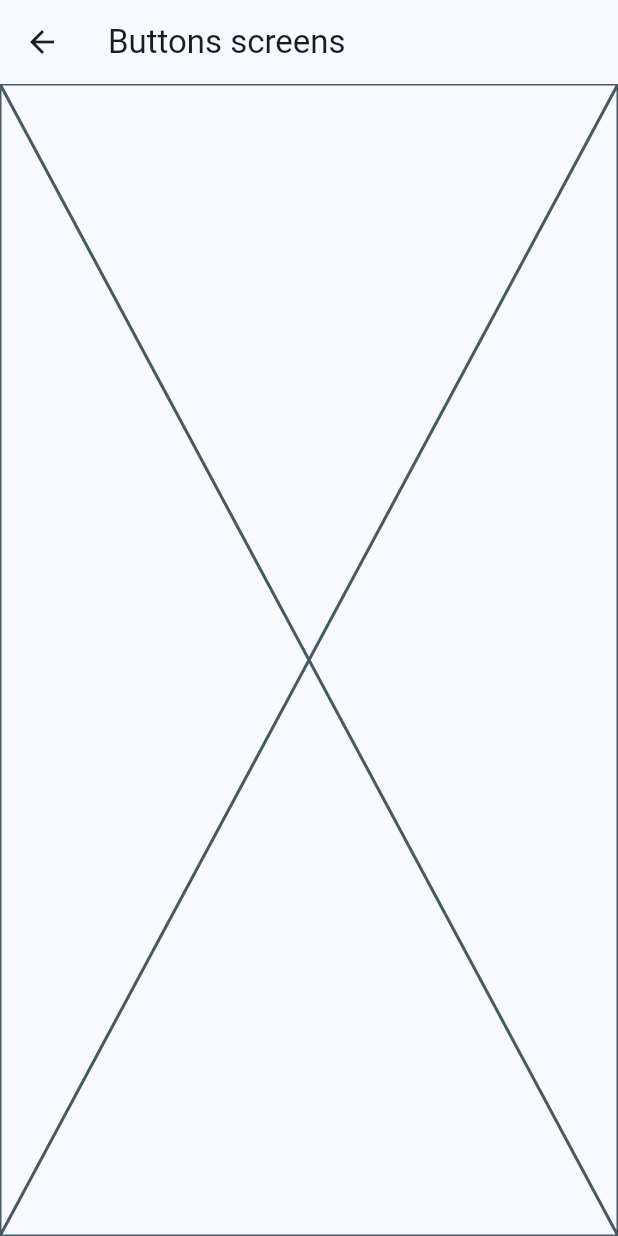
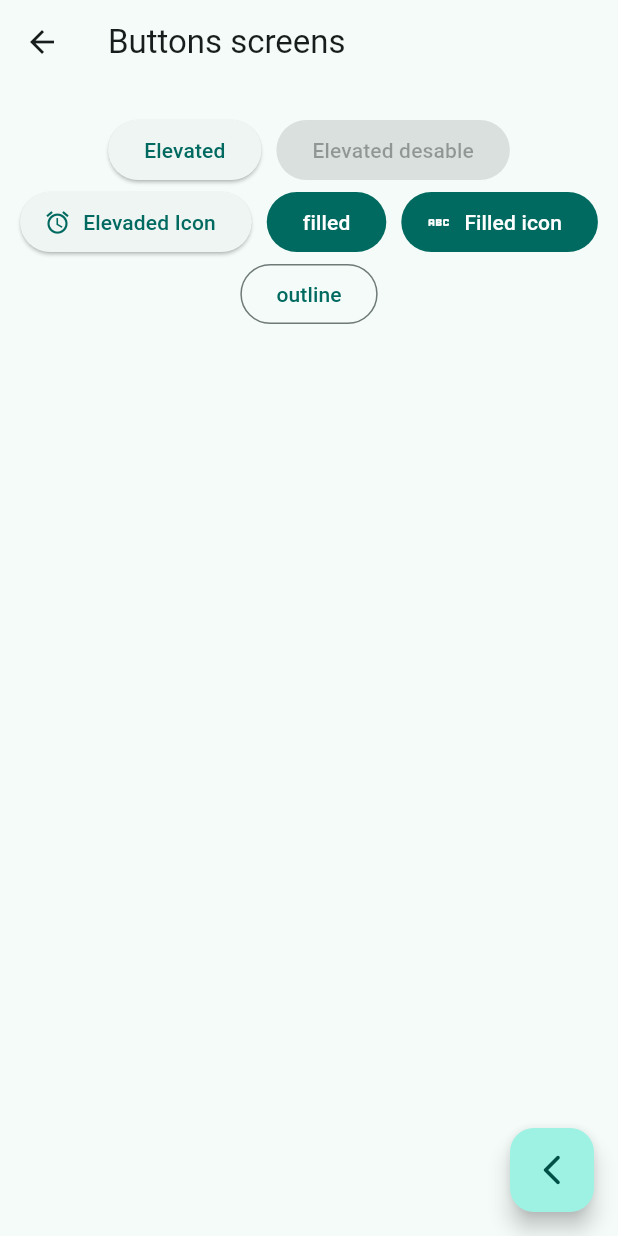
Before and after one commit to javierlobato/widgetapp, a Flutter app: the screen it shows after launch, after a tap on "Botones", on a phone screen of 412 x 824 dp. Run offline on Flutter 3.47's test engine with Material 3 defaults, Android fonts, the phone set to English and light mode, and no system bars; our stand-ins replace go_router.

Commit message:
differents buttons implements

```diff
--- a/lib/main.dart
+++ b/lib/main.dart
@@ -12,7 +12,7 @@ class MyApp extends StatelessWidget {
     return MaterialApp.router(
       routerConfig: appRouter,
       debugShowCheckedModeBanner: false,
-      theme: AppTheme(selectedColor:1).getTheme(),//aqui se le cambia el color al tema
+      theme: AppTheme(selectedColor:4).getTheme(),//aqui se le cambia el color al tema
 
     );
   }
--- a/lib/presentations/screens/buttons/buttons_screens.dart
+++ b/lib/presentations/screens/buttons/buttons_screens.dart
@@ -1,4 +1,5 @@
 import 'package:flutter/material.dart';
+import 'package:go_router/go_router.dart';
 
 class ButtonsScreens extends StatelessWidget {
 
@@ -11,8 +12,54 @@ class ButtonsScreens extends StatelessWidget {
       appBar: AppBar(
         title: const Text('Buttons screens'),
       ),
-      body: const Placeholder(),
+      body:  const _ButtonsView(),
+      floatingActionButton: FloatingActionButton(
+        child: const Icon(Icons.arrow_back_ios_new_rounded),
+        onPressed: (){
+          context.pop();
+        },
+      ),
 
     );
   }
 }
+
+class _ButtonsView extends StatelessWidget {
+  const _ButtonsView();
+
+  @override
+  Widget build(BuildContext context) {
+    return  SizedBox(
+      width: double.infinity,
+      child: Padding(
+          padding: const EdgeInsets.symmetric(horizontal: 10, vertical: 20),
+          child: Wrap(
+            spacing: 10,
+            crossAxisAlignment: WrapCrossAlignment.center,
+            alignment: WrapAlignment.center,
+            children: [
+              ElevatedButton(onPressed: (){}, child: const Text('Elevated')),
+              const ElevatedButton(onPressed: null, child: Text('Elevated desable')),
+
+
+              ElevatedButton.icon(
+                onPressed: (){},
+                icon: const Icon(Icons.access_alarm),
+                label: const Text('Elevaded Icon')),
+
+              FilledButton(onPressed: (){}, child: const Text('filled')),
+              FilledButton.icon(
+                onPressed: (){},
+                icon: const Icon(Icons.abc,),
+                label: const Text('Filled icon'),
+                ),
+
+              OutlinedButton(onPressed: (){}, child: const Text('outline')),
+
+
+            ],
+          ),
+      ),
+    );
+  }
+}
```
